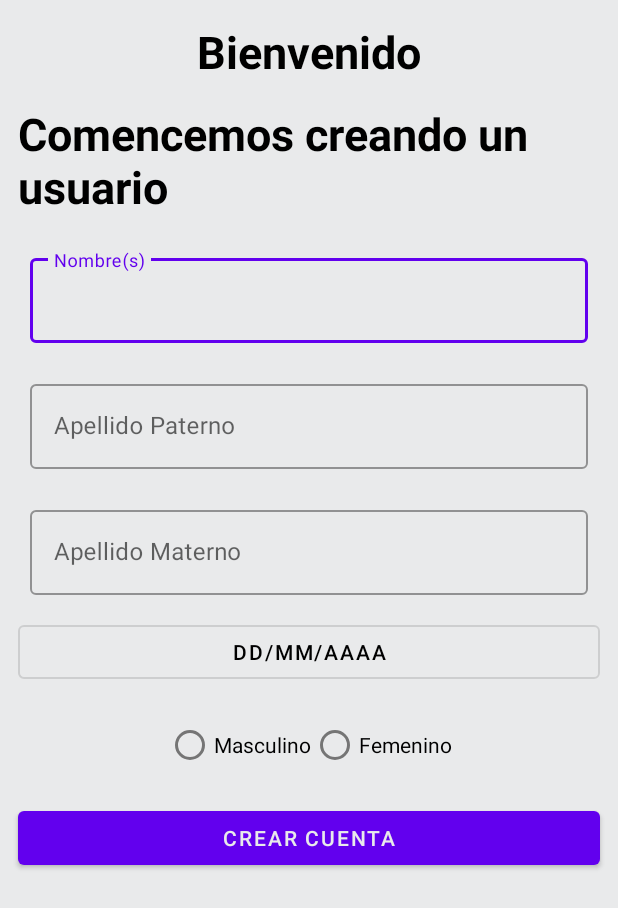
After one commit to MoisesMtzCS/PaymentRecord, an Android app: the RegistrationActivity screen opened directly, with no data from a screen before it, on a phone screen of 412 x 824 dp. The commit adds this screen. Shown: the top 908 px of the screen. Run offline under Robolectric (Android 15) with nearby library versions, the phone set to English and light mode, and no system bars; our stand-ins replace data binding.

Commit message:
screen registration and koin initialization

```diff
--- a/app/src/main/AndroidManifest.xml
+++ b/app/src/main/AndroidManifest.xml
@@ -10,7 +10,7 @@
         android:roundIcon="@mipmap/ic_launcher_round"
         android:supportsRtl="true"
         android:theme="@style/Theme.PaymentRecord">
-        <activity android:name=".presentation.customer_registration.CustomerRegistrationActivity"></activity>
+        <activity android:name=".presentation.registration.RegistrationActivity"></activity>
         <activity android:name=".presentation.home.HomeActivity" />
         <activity
             android:name=".presentation.main.MainActivity"
--- /dev/null
+++ b/app/src/main/java/cs/med/mtz/moises/paymentrecord/presentation/registration/RegistrationActivity.kt
@@ -0,0 +1,42 @@
+package cs.med.mtz.moises.paymentrecord.presentation.registration
+
+import android.os.Bundle
+import android.widget.Toast
+import androidx.appcompat.app.AppCompatActivity
+import com.google.android.material.datepicker.MaterialDatePicker
+import cs.med.mtz.moises.paymentrecord.databinding.ActivityRegistrationBinding
+import java.util.*
+
+class RegistrationActivity : AppCompatActivity() {
+
+    /*  */
+    private val binding by lazy{ ActivityRegistrationBinding.inflate(layoutInflater)}
+
+    /** */
+    override fun onCreate(savedInstanceState: Bundle?) {
+        super.onCreate(savedInstanceState)
+        setContentView(binding.root)
+        execute()
+    }
+
+    /** */
+    private fun execute(){
+        showCalendar()
+    }
+
+    /** */
+    private fun showCalendar() {
+        binding.birthdateButton.setOnClickListener {
+            val datePicker = MaterialDatePicker.Builder.datePicker()
+                .setTitleText("Fecha de nacimiento")
+                .build()
+            datePicker.addOnNegativeButtonClickListener {
+                Toast.makeText(this, "Cancelado", Toast.LENGTH_SHORT).show()
+            }
+            datePicker.addOnPositiveButtonClickListener {
+                Toast.makeText(this, Date(it).toString(), Toast.LENGTH_LONG).show()
+            }
+            datePicker.show(supportFragmentManager, null)
+        }
+    }
+}
--- a/app/src/main/java/cs/med/mtz/moises/paymentrecord/presentation/splash/SplashFragment.kt
+++ b/app/src/main/java/cs/med/mtz/moises/paymentrecord/presentation/splash/SplashFragment.kt
@@ -34,7 +34,7 @@ class SplashFragment : Fragment() {
     private fun navigateToRegistration(){
         CoroutineScope(Dispatchers.Main).launch {
             delay(1_200)
-            findNavController().navigate(R.id.action_splashFragment_to_customerRegistrationActivity)
+            findNavController().navigate(R.id.action_splashFragment_to_registration)
         }
     }
 }
--- /dev/null
+++ b/app/src/main/res/layout/activity_registration.xml
@@ -0,0 +1,122 @@
+<?xml version="1.0" encoding="utf-8"?>
+<layout xmlns:android="http://schemas.android.com/apk/res/android"
+    xmlns:app="http://schemas.android.com/apk/res-auto"
+    xmlns:tools="http://schemas.android.com/tools"
+    tools:context=".presentation.registration.RegistrationActivity">
+
+    <LinearLayout
+        android:layout_width="match_parent"
+        android:layout_height="match_parent"
+        android:gravity="center_horizontal"
+        android:orientation="vertical">
+
+        <TextView
+            android:layout_width="wrap_content"
+            android:layout_height="wrap_content"
+            android:layout_marginTop="@dimen/vertical_margin"
+            android:text="@string/Welcome"
+            android:textColor="@color/black"
+            android:textSize="30sp"
+            android:textStyle="bold" />
+
+        <TextView
+            android:layout_width="wrap_content"
+            android:layout_height="wrap_content"
+            android:layout_marginHorizontal="@dimen/lateral_margin"
+            android:layout_marginTop="@dimen/vertical_margin"
+            android:text="Comencemos creando un usuario"
+            android:textColor="@color/black"
+            android:textSize="30sp"
+            android:textStyle="bold" />
+
+        <com.google.android.material.textfield.TextInputLayout
+            style="@style/Widget.MaterialComponents.TextInputLayout.OutlinedBox"
+            android:layout_width="match_parent"
+            android:layout_height="wrap_content"
+            android:layout_marginHorizontal="20dp"
+            android:layout_marginTop="22dp">
+
+            <com.google.android.material.textfield.TextInputEditText
+                android:id="@+id/name_user"
+                android:layout_width="match_parent"
+                android:layout_height="wrap_content"
+                android:hint="Nombre(s)"
+                android:inputType="textEmailAddress" />
+        </com.google.android.material.textfield.TextInputLayout>
+
+        <com.google.android.material.textfield.TextInputLayout
+            style="@style/Widget.MaterialComponents.TextInputLayout.OutlinedBox"
+            android:layout_width="match_parent"
+            android:layout_height="wrap_content"
+            android:layout_marginHorizontal="20dp"
+            android:layout_marginTop="22dp">
+
+            <com.google.android.material.textfield.TextInputEditText
+                android:id="@+id/middle_name"
+                android:layout_width="match_parent"
+                android:layout_height="wrap_content"
+                android:hint="Apellido Paterno"
+                android:inputType="textEmailAddress" />
+        </com.google.android.material.textfield.TextInputLayout>
+
+        <com.google.android.material.textfield.TextInputLayout
+            style="@style/Widget.MaterialComponents.TextInputLayout.OutlinedBox"
+            android:layout_width="match_parent"
+            android:layout_height="wrap_content"
+            android:layout_marginHorizontal="20dp"
+            android:layout_marginTop="22dp">
+
+            <com.google.android.material.textfield.TextInputEditText
+                android:id="@+id/last_name"
+                android:layout_width="match_parent"
+                android:layout_height="wrap_content"
+                android:hint="Apellido Materno"
+                android:inputType="textEmailAddress" />
+        </com.google.android.material.textfield.TextInputLayout>
+
+        <Button
+            android:id="@+id/birthdate_button"
+            style="?attr/materialButtonOutlinedStyle"
+            android:layout_width="match_parent"
+            android:layout_marginTop="@dimen/vertical_margin"
+            android:layout_height="wrap_content"
+            android:layout_marginHorizontal="@dimen/lateral_margin"
+            android:text="@string/birthdate"
+            android:textColor="@color/black" />
+
+        <RadioGroup
+            android:id="@+id/radioGroup"
+            android:layout_width="match_parent"
+            android:layout_height="wrap_content"
+            android:layout_gravity="start"
+            android:layout_marginHorizontal="@dimen/lateral_margin"
+            android:layout_marginTop="@dimen/vertical_margin"
+            android:orientation="horizontal"
+            android:gravity="center"
+            android:weightSum="1">
+
+            <RadioButton
+                android:id="@+id/rb_male"
+                android:layout_width="wrap_content"
+                android:layout_height="wrap_content"
+                android:checked="false"
+                android:text="Masculino" />
+
+            <RadioButton
+                android:id="@+id/rb_feminine"
+                android:layout_width="wrap_content"
+                android:layout_height="wrap_content"
+                android:checked="false"
+                android:text="Femenino" />
+        </RadioGroup>
+
+
+        <Button
+            android:layout_width="match_parent"
+            android:layout_height="wrap_content"
+            android:layout_marginHorizontal="@dimen/lateral_margin"
+            android:layout_marginTop="@dimen/vertical_margin"
+            android:text="@string/register" />
+
+    </LinearLayout>
+</layout>
--- /dev/null
+++ b/app/src/main/res/values/dimens.xml
@@ -0,0 +1,5 @@
+<?xml version="1.0" encoding="utf-8"?>
+<resources>
+    <dimen name="vertical_margin">14dp</dimen>
+    <dimen name="lateral_margin">12dp</dimen>
+</resources>
--- a/app/src/main/res/values/strings.xml
+++ b/app/src/main/res/values/strings.xml
@@ -2,4 +2,7 @@
     <string name="app_name">PaymentRecord</string>
     <!-- TODO: Remove or change this placeholder text -->
     <string name="hello_blank_fragment">Hello blank fragment</string>
+    <string name="Welcome">Bienvenido</string>
+    <string name="register">Crear cuenta</string>
+    <string name="birthdate">DD/MM/AAAA</string>
 </resources>
```
Also changed, not shown: app/src/main/java/cs/med/mtz/moises/paymentrecord/PaymentRecordApplication.kt (+11 -1 lines), app/src/main/java/cs/med/mtz/moises/paymentrecord/di/ApplicationModule.kt (added, +10 -0 lines), app/src/main/java/cs/med/mtz/moises/paymentrecord/di/shared/DatabaseModule.kt (added, +12 -0 lines), app/src/main/java/cs/med/mtz/moises/paymentrecord/presentation/customer_registration/CustomerRegistrationActivity.kt (deleted, +0 -17 lines), app/src/main/res/drawable/ic_menu.xml (added, +45 -0 lines), app/src/main/res/layout/activity_customer_registration.xml (deleted, +0 -16 lines), app/src/main/res/navigation/navigation.xml (+6 -6 lines).
